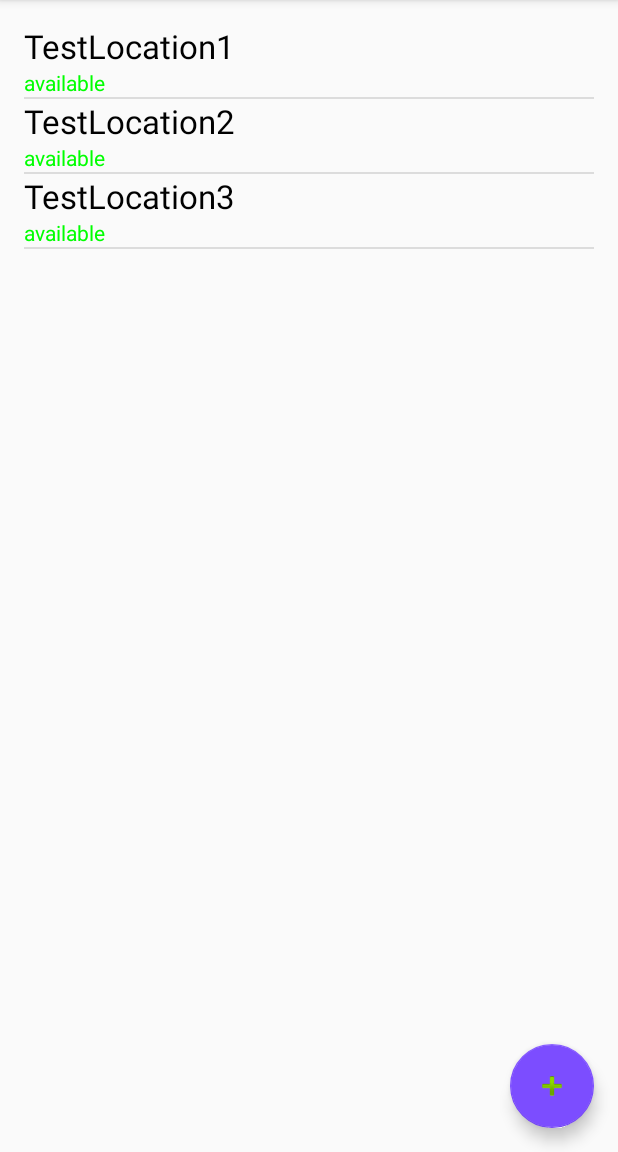
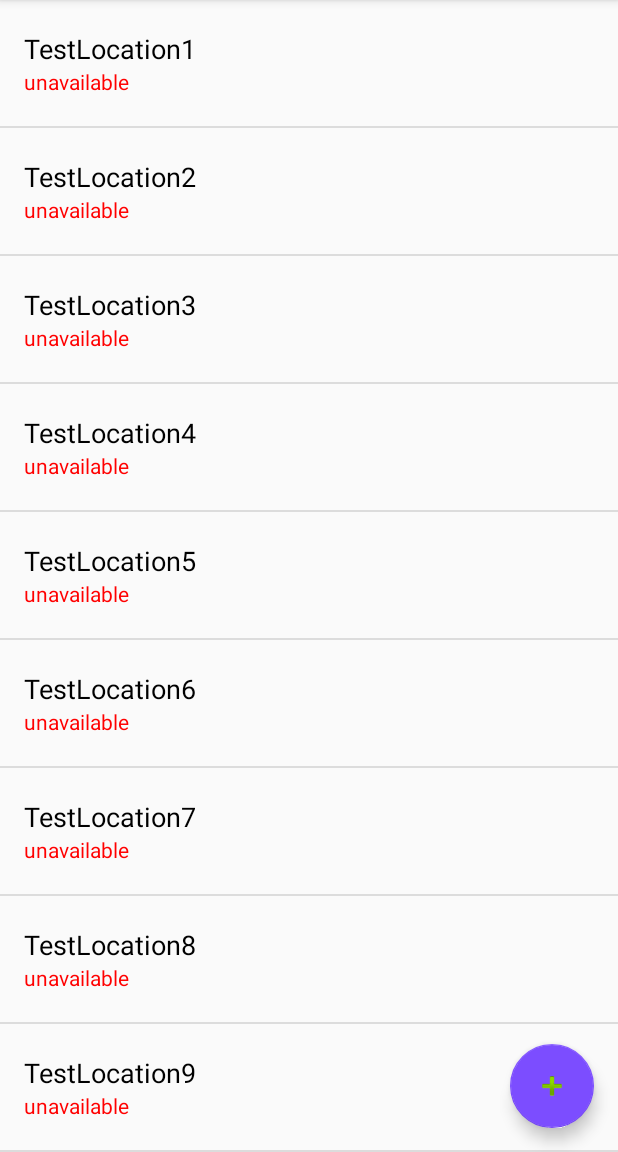
Before and after one commit to vanceaandrei94/NTViewer, an Android app: the screen it shows after launch (MainActivity), on a phone screen of 412 x 824 dp, the part 84-1236 px from its top. Run offline under Robolectric (Android 15) with nearby library versions, the phone set to English and light mode, and no system bars.

Commit message:
added List View for viewing locations on main activity

```diff
--- a/app/src/main/java/com/unbm/andrei/ntviewer/adapters/LocationsListAdapter.java
+++ b/app/src/main/java/com/unbm/andrei/ntviewer/adapters/LocationsListAdapter.java
@@ -20,9 +20,8 @@ import java.util.List;
 
 public class LocationsListAdapter extends ArrayAdapter<NetworkLocation> {
 
-    public LocationsListAdapter(Context context, int resource) {
-        super(context, resource);
-    }
+    private static final String SERVER_AVAILABLE = "available";
+    private static final String SERVER_UNAVAILABLE = "unavailable";
 
     public LocationsListAdapter(Context context, int resource, List<NetworkLocation> objects) {
         super(context, resource, objects);
@@ -48,8 +47,13 @@ public class LocationsListAdapter extends ArrayAdapter<NetworkLocation> {
         }
 
         if (availability != null) {
-            availability.setText("available");
-            availability.setTextColor(Color.GREEN);
+            if (location.isAvailable()) {
+                availability.setText(SERVER_AVAILABLE);
+                availability.setTextColor(Color.GREEN);
+            } else {
+                availability.setText(SERVER_UNAVAILABLE);
+                availability.setTextColor(Color.RED);
+            }
         }
 
         return v;
--- a/app/src/main/java/com/unbm/andrei/ntviewer/model/NetworkLocation.java
+++ b/app/src/main/java/com/unbm/andrei/ntviewer/model/NetworkLocation.java
@@ -8,6 +8,7 @@ public class NetworkLocation {
 
     private String name;
     private String ipAddress;
+    private boolean available = false;
 
     public NetworkLocation() {
     }
@@ -31,4 +32,12 @@ public class NetworkLocation {
     public void setIpAddress(String ipAddress) {
         this.ipAddress = ipAddress;
     }
+
+    public boolean isAvailable() {
+        return available;
+    }
+
+    public void setAvailable(boolean available) {
+        this.available = available;
+    }
 }
--- a/app/src/main/java/com/unbm/andrei/ntviewer/plugins/activities/main/ListViewPlugin.java
+++ b/app/src/main/java/com/unbm/andrei/ntviewer/plugins/activities/main/ListViewPlugin.java
@@ -30,17 +30,22 @@ public class ListViewPlugin extends NTViewerBasePlugin {
     }
 
     /**
-     * @param savedInstanceState Setup list items and create the adapter
+     * Setup list items and create the adapter
+     *
+     * @param savedInstanceState
      */
     @Override
     public void beforeOnCreate(Bundle savedInstanceState) {
         super.beforeOnCreate(savedInstanceState);
         networkLocationList = createTestList();    //TODO get list items from the database
+        //TODO Sort items by name
         mAdapter = new LocationsListAdapter(activity, R.layout.location_list_item, networkLocationList);
     }
 
     /**
-     * @param savedInstanceState Setup list view
+     * Setup ListView
+     *
+     * @param savedInstanceState
      */
     @Override
     public void afterOnCreate(Bundle savedInstanceState) {
@@ -55,6 +60,12 @@ public class ListViewPlugin extends NTViewerBasePlugin {
         testLocations.add(new NetworkLocation("TestLocation1"));
         testLocations.add(new NetworkLocation("TestLocation2"));
         testLocations.add(new NetworkLocation("TestLocation3"));
+        testLocations.add(new NetworkLocation("TestLocation4"));
+        testLocations.add(new NetworkLocation("TestLocation5"));
+        testLocations.add(new NetworkLocation("TestLocation6"));
+        testLocations.add(new NetworkLocation("TestLocation7"));
+        testLocations.add(new NetworkLocation("TestLocation8"));
+        testLocations.add(new NetworkLocation("TestLocation9"));
         return testLocations;
     }
 }
--- a/app/src/main/res/layout/activity_main.xml
+++ b/app/src/main/res/layout/activity_main.xml
@@ -29,6 +29,7 @@
         android:layout_height="wrap_content"
         android:layout_gravity="bottom|end"
         android:layout_margin="@dimen/fab_margin"
+        android:elevation="@dimen/fab_resting_elevation"
         app:srcCompat="@android:drawable/ic_input_add" />
 
 </android.support.design.widget.CoordinatorLayout>
--- a/app/src/main/res/layout/content_main.xml
+++ b/app/src/main/res/layout/content_main.xml
@@ -5,18 +5,14 @@
     android:id="@+id/content_main"
     android:layout_width="match_parent"
     android:layout_height="match_parent"
-    android:paddingBottom="@dimen/activity_vertical_margin"
-    android:paddingLeft="@dimen/activity_horizontal_margin"
-    android:paddingRight="@dimen/activity_horizontal_margin"
-    android:paddingTop="@dimen/activity_vertical_margin"
     app:layout_behavior="@string/appbar_scrolling_view_behavior"
     tools:context="com.unbm.andrei.ntviewer.MainActivity"
     tools:showIn="@layout/activity_main">
 
     <ListView
+        android:id="@+id/location_names_list"
         android:layout_width="match_parent"
         android:layout_height="match_parent"
-        android:layout_alignParentTop="true"
         android:layout_alignParentStart="true"
-        android:id="@+id/location_names_list" />
+        android:layout_alignParentTop="true" />
 </RelativeLayout>
--- a/app/src/main/res/layout/location_list_item.xml
+++ b/app/src/main/res/layout/location_list_item.xml
@@ -2,18 +2,25 @@
 <LinearLayout xmlns:android="http://schemas.android.com/apk/res/android"
     android:layout_width="match_parent"
     android:layout_height="match_parent"
-    android:orientation="vertical">
+    android:orientation="vertical"
+    android:paddingBottom="@dimen/list_item_padding_bot"
+    android:paddingEnd="@dimen/list_item_right_padding"
+    android:paddingStart="@dimen/list_item_left_padding"
+    android:paddingTop="@dimen/list_item_padding_top">
 
     <TextView
         android:id="@+id/list_location_name"
         android:layout_width="match_parent"
         android:layout_height="wrap_content"
+        android:fontFamily="Roboto Regular"
         android:textColor="#000"
-        android:textSize="22sp" />
+        android:textSize="18sp" />
 
     <TextView
         android:id="@+id/list_server_availability"
         android:layout_width="match_parent"
-        android:layout_height="wrap_content" />
+        android:layout_height="wrap_content"
+        android:fontFamily="Roboto Regular"
+        android:textSize="14sp" />
 
 </LinearLayout>
--- a/app/src/main/res/values/dimens.xml
+++ b/app/src/main/res/values/dimens.xml
@@ -1,10 +1,15 @@
 <resources>
     <!-- Default screen margins, per the Android Design guidelines. -->
     <dimen name="activity_horizontal_margin">16dp</dimen>
-    <dimen name="activity_vertical_margin">16dp</dimen>
+    <dimen name="activity_vertical_margin">8dp</dimen>
     <dimen name="fab_margin">16dp</dimen>
 
     <dimen name="nav_header_vertical_spacing">16dp</dimen>
     <dimen name="nav_header_height">160dp</dimen>
     <dimen name="label_text_size">16sp</dimen>
+    <dimen name="list_item_left_padding">16dp</dimen>
+    <dimen name="list_item_padding_bot">20dp</dimen>
+    <dimen name="list_item_padding_top">20dp</dimen>
+    <dimen name="list_item_right_padding">16dp</dimen>
+    <dimen name="fab_resting_elevation">6dp</dimen>
 </resources>
--- a/app/src/main/res/values/strings.xml
+++ b/app/src/main/res/values/strings.xml
@@ -24,4 +24,6 @@
     <string name="nav_option_notes">Notes</string>
     <string name="nav_options_view_locations">View Networks</string>
     <string name="nav_option_about">About</string>
+    <string name="app_description">3D Sketch of your network topology</string>
+    <string name="action_cancel">CANCEL</string>
 </resources>
```
Also changed, not shown: app/build.gradle (+9 -0 lines), app/src/main/java/com/unbm/andrei/ntviewer/listeners/LocationListOnItemClickListener.java (+8 -0 lines), app/src/main/res/layout/nav_header_main.xml (+14 -12 lines), app/src/main/res/mipmap-hdpi/ic_launcher.png, app/src/main/res/mipmap-mdpi/ic_launcher.png, app/src/main/res/mipmap-xhdpi/ic_launcher.png, app/src/main/res/mipmap-xxhdpi/ic_launcher.png, app/src/main/res/mipmap-xxxhdpi/ic_launcher.png.
